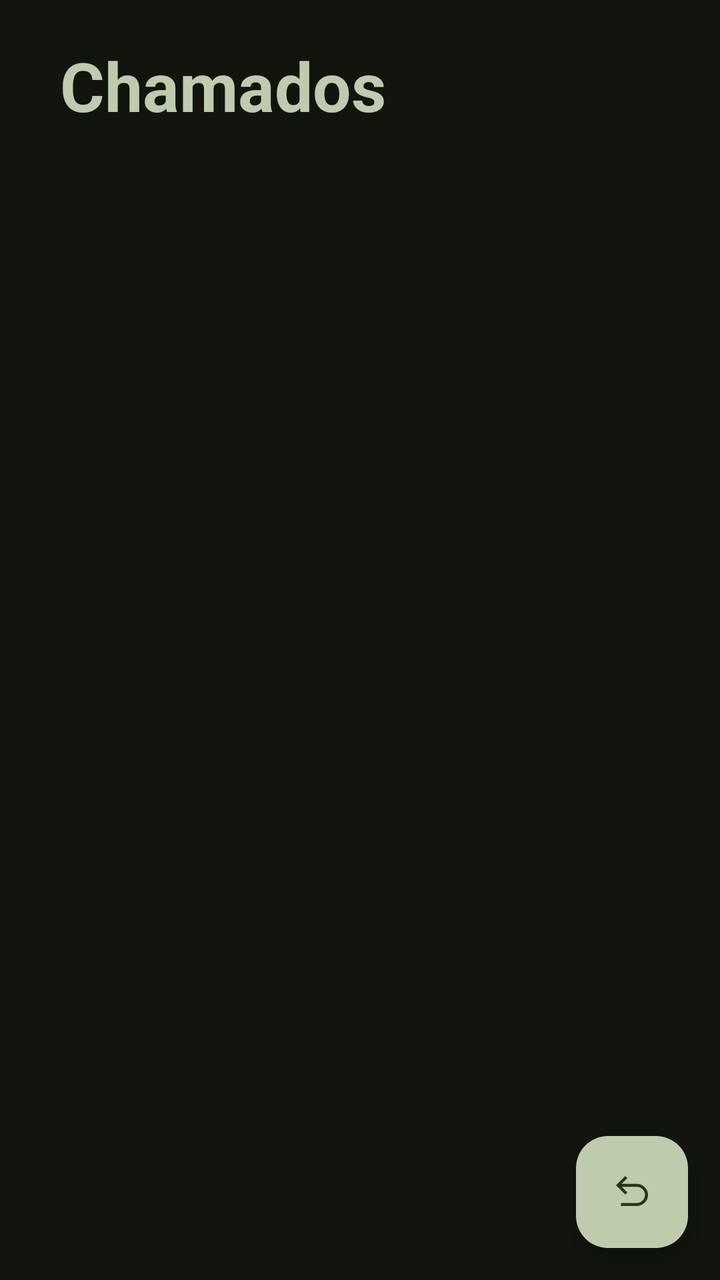
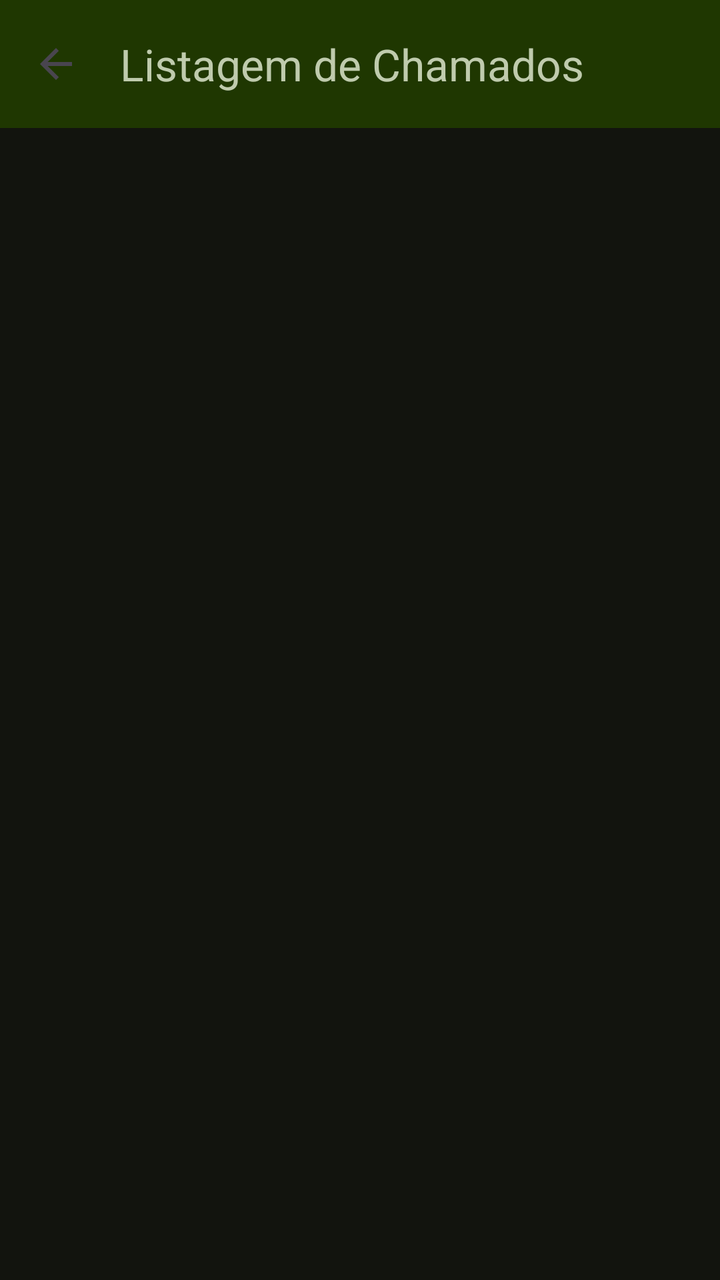

The first picture is an Android layout as it rendered before a commit; the second is the same layout after the commit. The layout source and the unified diff follow.
<!-- AndroidManifest.xml: application theme Theme.TrabalhoPratico1 -->
<!-- res/layout/activity_listar_chamados.xml -->
<?xml version="1.0" encoding="utf-8"?>
<FrameLayout xmlns:android="http://schemas.android.com/apk/res/android"
    xmlns:app="http://schemas.android.com/apk/res-auto"
    xmlns:tools="http://schemas.android.com/tools"
    android:id="@+id/main"
    android:layout_width="match_parent"
    android:layout_height="match_parent"
    android:background="@color/superficieDim"
    android:orientation="vertical"
    tools:context=".ListarChamados">

    <LinearLayout
        android:layout_width="match_parent"
        android:layout_height="match_parent"
        android:orientation="vertical">

        <TextView
            android:id="@+id/textView3"
            android:layout_width="match_parent"
            android:layout_height="wrap_content"
            android:layout_marginTop="20dp"
            android:paddingLeft="30dp"
            android:text="Chamados"
            android:textColor="@color/verdeSecundaria"
            android:textSize="34sp"
            android:textStyle="bold" />

        <androidx.recyclerview.widget.RecyclerView
            android:id="@+id/recyclerView"
            android:layout_width="match_parent"
            android:layout_height="wrap_content" />
    </LinearLayout>

    <com.google.android.material.floatingactionbutton.FloatingActionButton
        android:id="@+id/floatingActionButton"
        android:layout_width="wrap_content"
        android:layout_height="wrap_content"
        android:layout_gravity="end|bottom"
        android:layout_margin="16dp"
        android:clickable="true"
        android:focusable="true"
        app:backgroundTint="@color/verdeSecundaria"
        app:srcCompat="@drawable/undo_48px"
        app:tint="@color/onVerdeSecundaria" />
</FrameLayout>
<!-- resources referenced by this layout -->
<resources>
  <color name="onVerdeSecundaria">#2a331e</color>
  <color name="superficieDim">#12140e</color>
  <color name="verdeSecundaria">#bfcbad</color>
  <!-- drawable undo_48px (drawable) -->
  <vector xmlns:android="http://schemas.android.com/apk/res/android"
      android:width="48dp"
      android:height="48dp"
      android:viewportWidth="960"
      android:viewportHeight="960"
      android:autoMirrored="true">
    <path
        android:fillColor="@color/verdeSecundaria"
        android:pathData="M259,760L259,700L569,700Q639,700 689.5,653.5Q740,607 740,538Q740,469 689.5,422.5Q639,376 569,376L274,376L388,490L346,532L160,346L346,160L388,202L274,316L568,316Q663,316 731.5,380Q800,444 800,538Q800,632 731.5,696Q663,760 568,760L259,760Z"/>
  </vector>
  <style name="Theme.TrabalhoPratico1" parent="Base.Theme.TrabalhoPratico1" />
  <style name="Base.Theme.TrabalhoPratico1" parent="Theme.Material3.DayNight.NoActionBar">
          
          
      </style>
</resources>

<!-- the commit's change to res/layout/activity_listar_chamados.xml (unified diff, before → after) -->
@@ -1,5 +1,5 @@
 <?xml version="1.0" encoding="utf-8"?>
-<FrameLayout xmlns:android="http://schemas.android.com/apk/res/android"
+<LinearLayout xmlns:android="http://schemas.android.com/apk/res/android"
     xmlns:app="http://schemas.android.com/apk/res-auto"
     xmlns:tools="http://schemas.android.com/tools"
     android:id="@+id/main"
@@ -9,37 +9,19 @@
     android:orientation="vertical"
     tools:context=".ListarChamados">
 
-    <LinearLayout
+    <com.google.android.material.appbar.MaterialToolbar
+        android:id="@+id/toolbar"
         android:layout_width="match_parent"
-        android:layout_height="match_parent"
-        android:orientation="vertical">
+        android:layout_height="?attr/actionBarSize"
+        android:background="@color/onVerdePrimaria"
+        app:title="Listagem de Chamados"
+        app:titleTextColor="@color/verdeSecundaria"
+        app:navigationIcon="?attr/homeAsUpIndicator"
+        app:navigationContentDescription="Voltar" />
 
-        <TextView
-            android:id="@+id/textView3"
-            android:layout_width="match_parent"
-            android:layout_height="wrap_content"
-            android:layout_marginTop="20dp"
-            android:paddingLeft="30dp"
-            android:text="Chamados"
-            android:textColor="@color/verdeSecundaria"
-            android:textSize="34sp"
-            android:textStyle="bold" />
-
-        <androidx.recyclerview.widget.RecyclerView
-            android:id="@+id/recyclerView"
-            android:layout_width="match_parent"
-            android:layout_height="wrap_content" />
-    </LinearLayout>
-
-    <com.google.android.material.floatingactionbutton.FloatingActionButton
-        android:id="@+id/floatingActionButton"
-        android:layout_width="wrap_content"
+    <androidx.recyclerview.widget.RecyclerView
+        android:id="@+id/recyclerView"
+        android:layout_width="match_parent"
         android:layout_height="wrap_content"
-        android:layout_gravity="end|bottom"
-        android:layout_margin="16dp"
-        android:clickable="true"
-        android:focusable="true"
-        app:backgroundTint="@color/verdeSecundaria"
-        app:srcCompat="@drawable/undo_48px"
-        app:tint="@color/onVerdeSecundaria" />
-</FrameLayout>
+        android:layout_marginTop="8dp" />
+</LinearLayout>
<!-- resource entries referenced after the edit -->
@@ -1,19 +1,8 @@
 <!-- resources referenced by this layout -->
 <resources>
-  <color name="onVerdeSecundaria">#2a331e</color>
+  <color name="onVerdePrimaria">#1f3701</color>
   <color name="superficieDim">#12140e</color>
   <color name="verdeSecundaria">#bfcbad</color>
-  <!-- drawable undo_48px (drawable) -->
-  <vector xmlns:android="http://schemas.android.com/apk/res/android"
-      android:width="48dp"
-      android:height="48dp"
-      android:viewportWidth="960"
-      android:viewportHeight="960"
-      android:autoMirrored="true">
-    <path
-        android:fillColor="@color/verdeSecundaria"
-        android:pathData="M259,760L259,700L569,700Q639,700 689.5,653.5Q740,607 740,538Q740,469 689.5,422.5Q639,376 569,376L274,376L388,490L346,532L160,346L346,160L388,202L274,316L568,316Q663,316 731.5,380Q800,444 800,538Q800,632 731.5,696Q663,760 568,760L259,760Z"/>
-  </vector>
   <style name="Theme.TrabalhoPratico1" parent="Base.Theme.TrabalhoPratico1" />
   <style name="Base.Theme.TrabalhoPratico1" parent="Theme.Material3.DayNight.NoActionBar">
           
